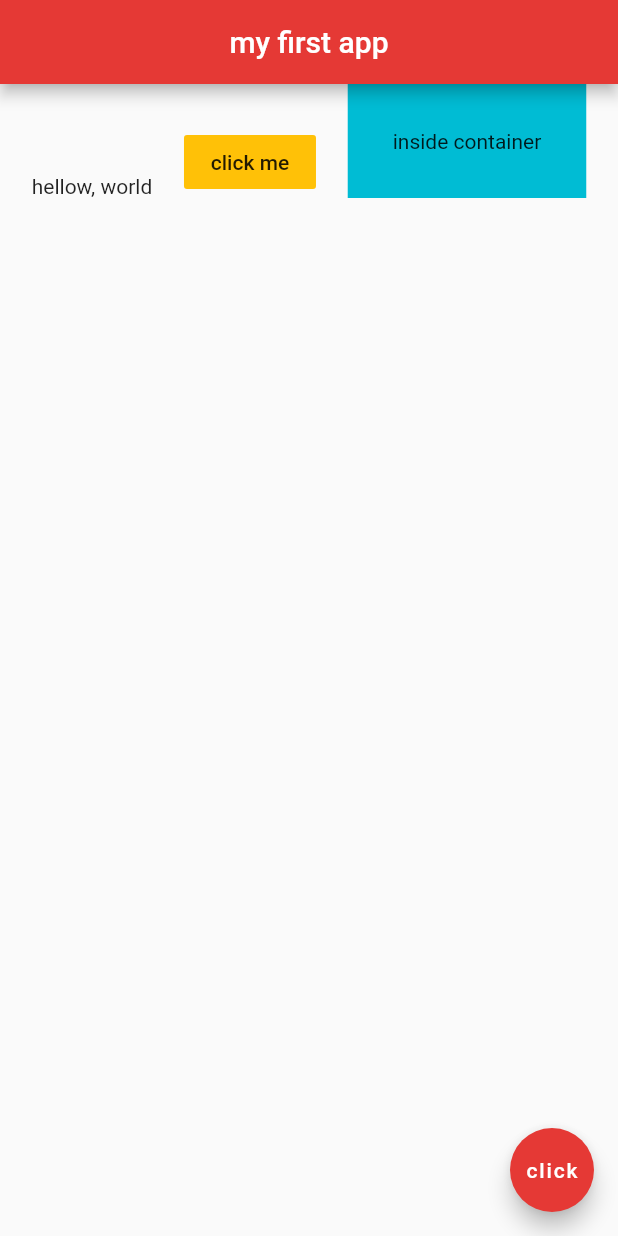
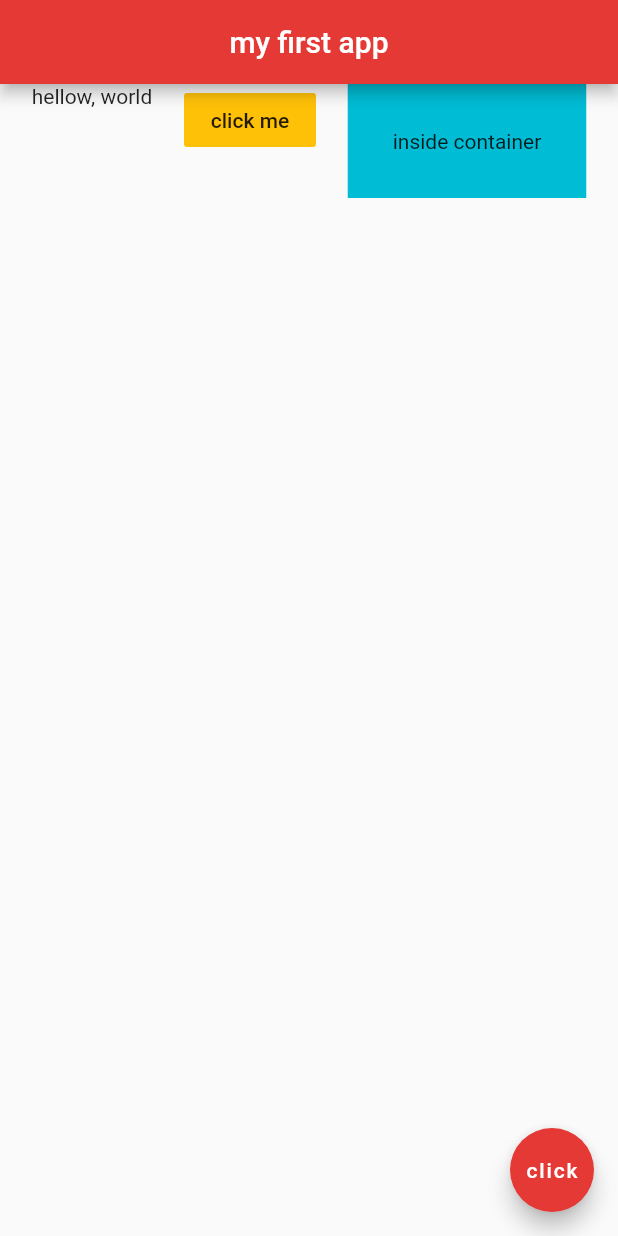
Before and after one commit to kouyoumikan/flutter_app, a Flutter app: the screen it shows after launch, on a phone screen of 412 x 824 dp. Run offline on Flutter 3.47's test engine with Material 2 defaults, Android fonts, the phone set to English and light mode, and no system bars.

Commit message:
2020/04/07　#11 crossAxisAlignment　行の一番上に揃える

```diff
--- a/lib/main.dart
+++ b/lib/main.dart
@@ -18,8 +18,8 @@ class Home extends StatelessWidget {
       body: Row(
         // 列レイアウト　各要素間に余白を圴一
         mainAxisAlignment: MainAxisAlignment.spaceEvenly,
-        // 行の一番に揃える
-        crossAxisAlignment: CrossAxisAlignment.end,
+        // 行の一番上に揃える
+        crossAxisAlignment: CrossAxisAlignment.start,
         children: <Widget>[
           Text("hellow, world"),
           FlatButton(
```
